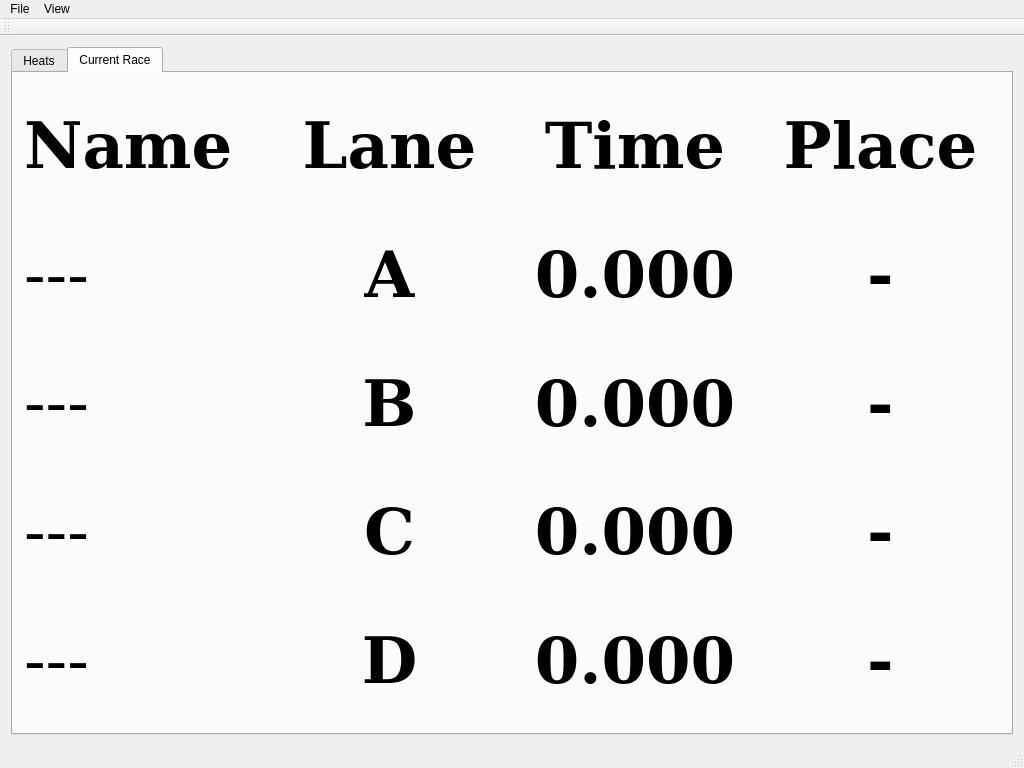
This is Python/mainwindow.ui in jpswensen/SunnysidePWDTimer as Qt 5 draws it before an edit. The edited form follows.
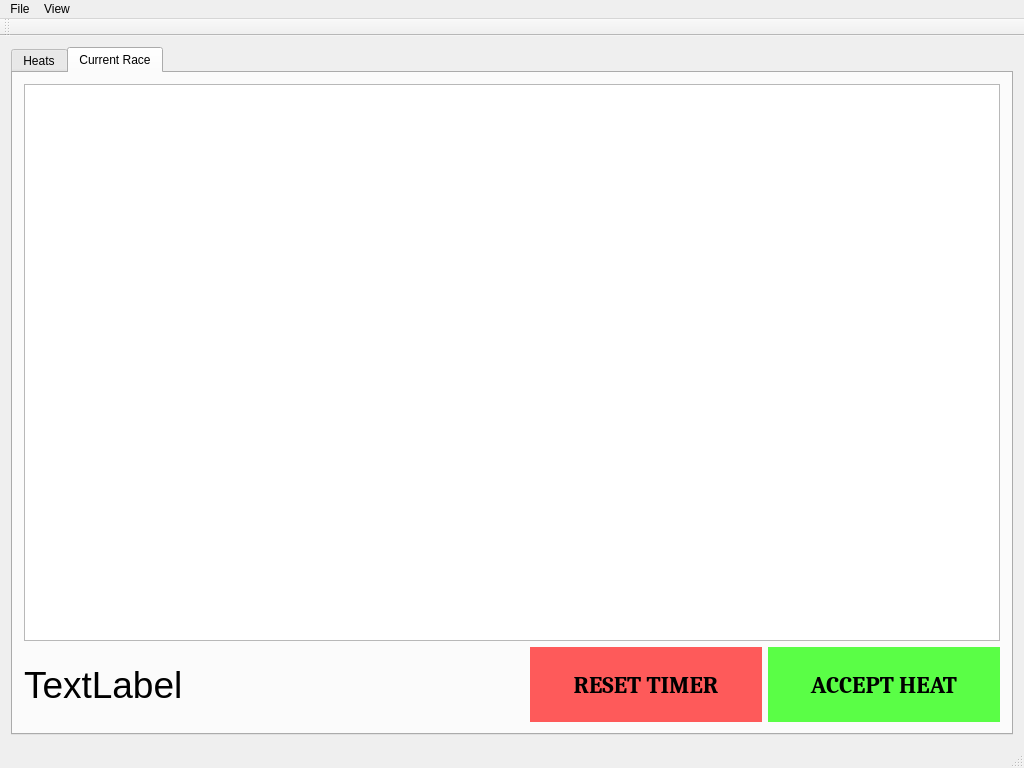
This is the edited form. The open tabs and pages were chosen to show the change.

Commit message: Lots of updates to include the load and save of race files, as well as the rest of functionality for rows

What changed in the file:
```diff
--- a/Python/mainwindow.ui
+++ b/Python/mainwindow.ui
@@ -15,7 +15,7 @@
   </property>
   <widget class="QWidget" name="centralWidget">
    <layout class="QGridLayout" name="gridLayout">
-    <item row="0" column="0">
+    <item row="0" column="1">
      <widget class="QTabWidget" name="tabWidget">
       <property name="currentIndex">
        <number>0</number>
@@ -310,345 +310,96 @@
        <attribute name="title">
         <string>Current Race</string>
        </attribute>
-       <layout class="QGridLayout" name="gridLayout_7">
-        <item row="0" column="0">
-         <layout class="QGridLayout" name="gridLayout_6">
-          <item row="1" column="0">
-           <widget class="QLabel" name="racerName1">
-            <property name="font">
-             <font>
-              <family>DejaVu Serif</family>
-              <pointsize>48</pointsize>
-             </font>
-            </property>
-            <property name="text">
-             <string>---</string>
-            </property>
-           </widget>
+       <layout class="QVBoxLayout" name="verticalLayout_4">
+        <item>
+         <layout class="QVBoxLayout" name="verticalLayout_3">
+          <item>
+           <widget class="QTableView" name="raceTableView"/>
           </item>
-          <item row="3" column="2">
-           <widget class="QLabel" name="racerTime3">
-            <property name="font">
-             <font>
-              <family>DejaVu Serif</family>
-              <pointsize>48</pointsize>
-              <weight>75</weight>
-              <bold>true</bold>
-             </font>
-            </property>
-            <property name="text">
-             <string>0.000</string>
-            </property>
-            <property name="alignment">
-             <set>Qt::AlignCenter</set>
-            </property>
-           </widget>
-          </item>
-          <item row="0" column="1">
-           <widget class="QLabel" name="racerLaneLabel">
-            <property name="font">
-             <font>
-              <family>DejaVu Serif</family>
-              <pointsize>48</pointsize>
-              <weight>75</weight>
-              <bold>true</bold>
-             </font>
-            </property>
-            <property name="text">
-             <string>Lane</string>
-            </property>
-            <property name="alignment">
-             <set>Qt::AlignCenter</set>
-            </property>
-           </widget>
-          </item>
-          <item row="0" column="3">
-           <widget class="QLabel" name="racerFinishLabel">
-            <property name="font">
-             <font>
-              <family>DejaVu Serif</family>
-              <pointsize>48</pointsize>
-              <weight>75</weight>
-              <bold>true</bold>
-             </font>
-            </property>
-            <property name="text">
-             <string>Place</string>
-            </property>
-            <property name="alignment">
-             <set>Qt::AlignCenter</set>
-            </property>
-           </widget>
-          </item>
-          <item row="1" column="1">
-           <widget class="QLabel" name="racerLane1">
-            <property name="font">
-             <font>
-              <family>DejaVu Serif</family>
-              <pointsize>48</pointsize>
-              <weight>75</weight>
-              <bold>true</bold>
-             </font>
-            </property>
-            <property name="text">
-             <string>A</string>
-            </property>
-            <property name="alignment">
-             <set>Qt::AlignCenter</set>
-            </property>
-           </widget>
-          </item>
-          <item row="3" column="3">
-           <widget class="QLabel" name="racerFinish3">
-            <property name="font">
-             <font>
-              <family>DejaVu Serif</family>
-              <pointsize>48</pointsize>
-              <weight>75</weight>
-              <bold>true</bold>
-             </font>
-            </property>
-            <property name="text">
-             <string>-</string>
-            </property>
-            <property name="alignment">
-             <set>Qt::AlignCenter</set>
-            </property>
-           </widget>
-          </item>
-          <item row="2" column="2">
-           <widget class="QLabel" name="racerTime2">
-            <property name="font">
-             <font>
-              <family>DejaVu Serif</family>
-              <pointsize>48</pointsize>
-              <weight>75</weight>
-              <bold>true</bold>
-             </font>
-            </property>
-            <property name="text">
-             <string>0.000</string>
-            </property>
-            <property name="alignment">
-             <set>Qt::AlignCenter</set>
-            </property>
-           </widget>
-          </item>
-          <item row="0" column="0">
-           <widget class="QLabel" name="racerNameLabel">
-            <property name="font">
-             <font>
-              <family>DejaVu Serif</family>
-              <pointsize>48</pointsize>
-              <weight>75</weight>
-              <bold>true</bold>
-             </font>
-            </property>
-            <property name="text">
-             <string>Name</string>
-            </property>
-           </widget>
-          </item>
-          <item row="0" column="2">
-           <widget class="QLabel" name="racerTimeLabel">
-            <property name="font">
-             <font>
-              <family>DejaVu Serif</family>
-              <pointsize>48</pointsize>
-              <weight>75</weight>
-              <bold>true</bold>
-             </font>
-            </property>
-            <property name="text">
-             <string>Time</string>
-            </property>
-            <property name="alignment">
-             <set>Qt::AlignCenter</set>
-            </property>
-           </widget>
-          </item>
-          <item row="2" column="1">
-           <widget class="QLabel" name="racerLane2">
-            <property name="font">
-             <font>
-              <family>DejaVu Serif</family>
-              <pointsize>48</pointsize>
-              <weight>75</weight>
-              <bold>true</bold>
-             </font>
-            </property>
-            <property name="text">
-             <string>B</string>
-            </property>
-            <property name="alignment">
-             <set>Qt::AlignCenter</set>
-            </property>
-           </widget>
-          </item>
-          <item row="3" column="1">
-           <widget class="QLabel" name="racerLane3">
-            <property name="font">
-             <font>
-              <family>DejaVu Serif</family>
-              <pointsize>48</pointsize>
-              <weight>75</weight>
-              <bold>true</bold>
-             </font>
-            </property>
-            <property name="text">
-             <string>C</string>
-            </property>
-            <property name="alignment">
-             <set>Qt::AlignCenter</set>
-            </property>
-           </widget>
-          </item>
-          <item row="1" column="3">
-           <widget class="QLabel" name="racerFinish1">
-            <property name="font">
-             <font>
-              <family>DejaVu Serif</family>
-              <pointsize>48</pointsize>
-              <weight>75</weight>
-              <bold>true</bold>
-             </font>
-            </property>
-            <property name="text">
-             <string>-</string>
-            </property>
-            <property name="alignment">
-             <set>Qt::AlignCenter</set>
-            </property>
-           </widget>
-          </item>
-          <item row="2" column="0">
-           <widget class="QLabel" name="racerName2">
-            <property name="font">
-             <font>
-              <family>DejaVu Serif</family>
-              <pointsize>48</pointsize>
-             </font>
-            </property>
-            <property name="text">
-             <string>---</string>
-            </property>
-           </widget>
-          </item>
-          <item row="2" column="3">
-           <widget class="QLabel" name="racerFinish2">
-            <property name="font">
-             <font>
-              <family>DejaVu Serif</family>
-              <pointsize>48</pointsize>
-              <weight>75</weight>
-              <bold>true</bold>
-             </font>
-            </property>
-            <property name="text">
-             <string>-</string>
-            </property>
-            <property name="alignment">
-             <set>Qt::AlignCenter</set>
-            </property>
-           </widget>
-          </item>
-          <item row="3" column="0">
-           <widget class="QLabel" name="racerName3">
-            <property name="font">
-             <font>
-              <family>DejaVu Serif</family>
-              <pointsize>48</pointsize>
-             </font>
-            </property>
-            <property name="text">
-             <string>---</string>
-            </property>
-           </widget>
-          </item>
-          <item row="1" column="2">
-           <widget class="QLabel" name="racerTime1">
-            <property name="font">
-             <font>
-              <family>DejaVu Serif</family>
-              <pointsize>48</pointsize>
-              <weight>75</weight>
-              <bold>true</bold>
-             </font>
-            </property>
-            <property name="text">
-             <string>0.000</string>
-            </property>
-            <property name="alignment">
-             <set>Qt::AlignCenter</set>
-            </property>
-           </widget>
-          </item>
-          <item row="4" column="0">
-           <widget class="QLabel" name="racerName4">
-            <property name="font">
-             <font>
-              <family>DejaVu Serif</family>
-              <pointsize>48</pointsize>
-             </font>
-            </property>
-            <property name="text">
-             <string>---</string>
-            </property>
-           </widget>
-          </item>
-          <item row="4" column="1">
-           <widget class="QLabel" name="racerLane4">
-            <property name="font">
-             <font>
-              <family>DejaVu Serif</family>
-              <pointsize>48</pointsize>
-              <weight>75</weight>
-              <bold>true</bold>
-             </font>
-            </property>
-            <property name="text">
-             <string>D</string>
-            </property>
-            <property name="alignment">
-             <set>Qt::AlignCenter</set>
-            </property>
-           </widget>
-          </item>
-          <item row="4" column="2">
-           <widget class="QLabel" name="racerTime4">
-            <property name="font">
-             <font>
-              <family>DejaVu Serif</family>
-              <pointsize>48</pointsize>
-              <weight>75</weight>
-              <bold>true</bold>
-             </font>
-            </property>
-            <property name="text">
-             <string>0.000</string>
-            </property>
-            <property name="alignment">
-             <set>Qt::AlignCenter</set>
-            </property>
-           </widget>
-          </item>
-          <item row="4" column="3">
-           <widget class="QLabel" name="racerFinish4">
-            <property name="font">
-             <font>
-              <family>DejaVu Serif</family>
-              <pointsize>48</pointsize>
-              <weight>75</weight>
-              <bold>true</bold>
-             </font>
-            </property>
-            <property name="text">
-             <string>-</string>
-            </property>
-            <property name="alignment">
-             <set>Qt::AlignCenter</set>
-            </property>
-           </widget>
+          <item>
+           <layout class="QHBoxLayout" name="horizontalLayout">
+            <item>
+             <widget class="QLabel" name="label">
+              <property name="minimumSize">
+               <size>
+                <width>500</width>
+                <height>0</height>
+               </size>
+              </property>
+              <property name="font">
+               <font>
+                <pointsize>28</pointsize>
+               </font>
+              </property>
+              <property name="text">
+               <string>TextLabel</string>
+              </property>
+             </widget>
+            </item>
+            <item>
+             <widget class="QPushButton" name="raceResetButton">
+              <property name="enabled">
+               <bool>true</bool>
+              </property>
+              <property name="sizePolicy">
+               <sizepolicy hsizetype="Minimum" vsizetype="Fixed">
+                <horstretch>0</horstretch>
+                <verstretch>0</verstretch>
+               </sizepolicy>
+              </property>
+              <property name="minimumSize">
+               <size>
+                <width>0</width>
+                <height>75</height>
+               </size>
+              </property>
+              <property name="maximumSize">
+               <size>
+                <width>16777215</width>
+                <height>16777215</height>
+               </size>
+              </property>
+              <property name="font">
+               <font>
+                <family>Cambria</family>
+                <pointsize>18</pointsize>
+                <weight>75</weight>
+                <bold>true</bold>
+               </font>
+              </property>
+              <property name="styleSheet">
+               <string notr="true">background-color: rgba(255, 50, 50, 0.8); border: none;</string>
+              </property>
+              <property name="text">
+               <string>RESET TIMER</string>
+              </property>
+             </widget>
+            </item>
+            <item>
+             <widget class="QPushButton" name="raceAcceptButton">
+              <property name="minimumSize">
+               <size>
+                <width>0</width>
+                <height>75</height>
+               </size>
+              </property>
+              <property name="font">
+               <font>
+                <family>Cambria</family>
+                <pointsize>18</pointsize>
+                <weight>75</weight>
+                <bold>true</bold>
+               </font>
+              </property>
+              <property name="styleSheet">
+               <string notr="true">background-color: rgba(50, 255, 25, 0.8); border: none;</string>
+              </property>
+              <property name="text">
+               <string>ACCEPT HEAT</string>
+              </property>
+             </widget>
+            </item>
+           </layout>
           </item>
          </layout>
         </item>
```
Left out of the diff: 5 changed lines with no effect on the pictures. The commit also changes 3 other files.
